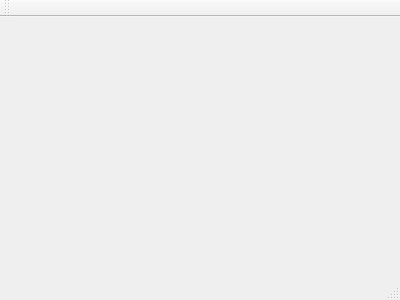
Old version of the form mainwindow.ui in the repository ECruz25/OS_Project_2.
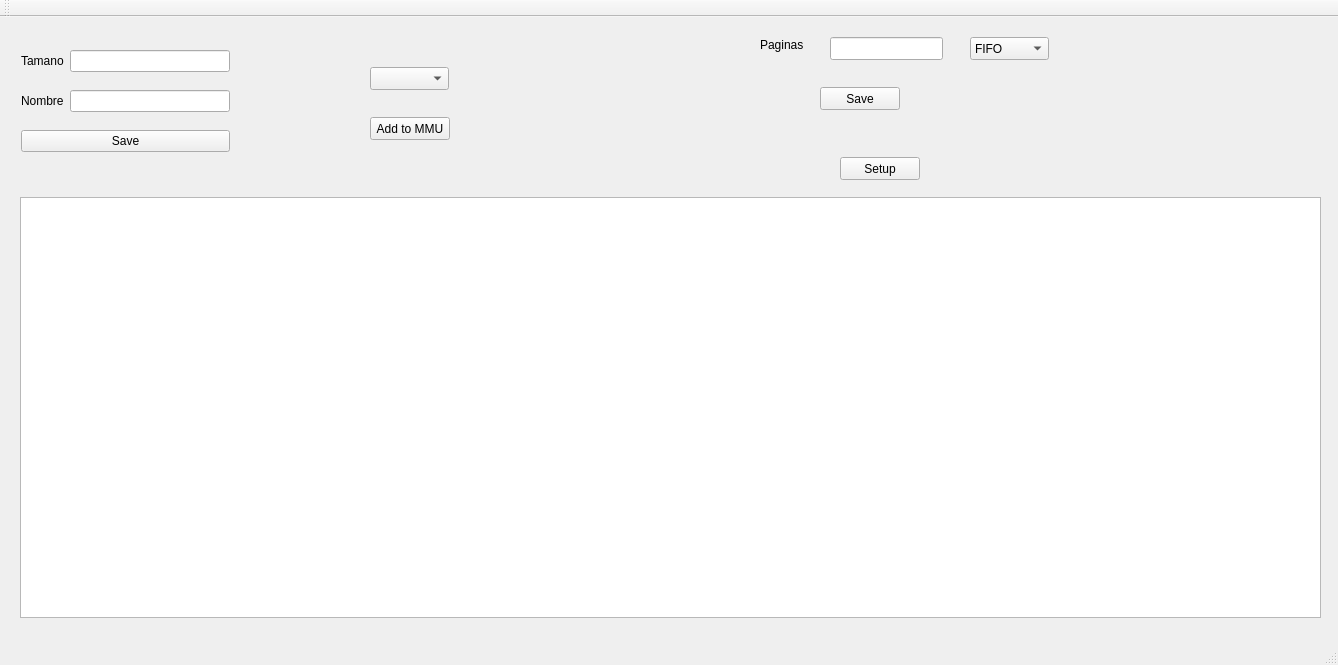
New version of the form.

```diff
--- a/mainwindow.ui
+++ b/mainwindow.ui
@@ -1,24 +1,204 @@
 <ui version="4.0">
  <class>MainWindow</class>
- <widget class="QMainWindow" name="MainWindow" >
-  <property name="geometry" >
+ <widget class="QMainWindow" name="MainWindow">
+  <property name="geometry">
    <rect>
     <x>0</x>
     <y>0</y>
-    <width>400</width>
-    <height>300</height>
+    <width>1338</width>
+    <height>665</height>
    </rect>
   </property>
   <property name="windowTitle" >
    <string>MainWindow</string>
   </property>
-  <widget class="QMenuBar" name="menuBar" />
-  <widget class="QToolBar" name="mainToolBar" />
-  <widget class="QWidget" name="centralWidget" />
-  <widget class="QStatusBar" name="statusBar" />
+  <widget class="QWidget" name="centralWidget">
+   <widget class="QWidget" name="verticalLayoutWidget">
+    <property name="geometry">
+     <rect>
+      <x>10</x>
+      <y>10</y>
+      <width>231</width>
+      <height>151</height>
+     </rect>
+    </property>
+    <layout class="QVBoxLayout" name="verticalLayout">
+     <item>
+      <layout class="QHBoxLayout" name="horizontalLayout">
+       <item>
+        <widget class="QLabel" name="program_size_label">
+         <property name="text">
+          <string>Tamano</string>
+         </property>
+        </widget>
+       </item>
+       <item>
+        <widget class="QLineEdit" name="program_size_edit"/>
+       </item>
+      </layout>
+     </item>
+     <item>
+      <layout class="QHBoxLayout" name="horizontalLayout_2">
+       <item>
+        <widget class="QLabel" name="program_name_label">
+         <property name="text">
+          <string>Nombre</string>
+         </property>
+        </widget>
+       </item>
+       <item>
+        <widget class="QLineEdit" name="program_name_edit"/>
+       </item>
+      </layout>
+     </item>
+     <item>
+      <widget class="QPushButton" name="save_program_button">
+       <property name="text">
+        <string>Save</string>
+       </property>
+      </widget>
+     </item>
+    </layout>
+   </widget>
+   <widget class="QTableWidget" name="tableWidget">
+    <property name="geometry">
+     <rect>
+      <x>20</x>
+      <y>180</y>
+      <width>1301</width>
+      <height>421</height>
+     </rect>
+    </property>
+   </widget>
+   <widget class="QLabel" name="label_2">
+    <property name="geometry">
+     <rect>
+      <x>760</x>
+      <y>20</y>
+      <width>59</width>
+      <height>15</height>
+     </rect>
+    </property>
+    <property name="text">
+     <string>Paginas</string>
+    </property>
+   </widget>
+   <widget class="QLineEdit" name="page_amount_edit">
+    <property name="geometry">
+     <rect>
+      <x>830</x>
+      <y>20</y>
+      <width>113</width>
+      <height>23</height>
+     </rect>
+    </property>
+   </widget>
+   <widget class="QPushButton" name="page_amount_save_btn">
+    <property name="geometry">
+     <rect>
+      <x>820</x>
+      <y>70</y>
+      <width>80</width>
+      <height>23</height>
+     </rect>
+    </property>
+    <property name="text">
+     <string>Save</string>
+    </property>
+   </widget>
+   <widget class="QPushButton" name="setup_btn">
+    <property name="geometry">
+     <rect>
+      <x>840</x>
+      <y>140</y>
+      <width>80</width>
+      <height>23</height>
+     </rect>
+    </property>
+    <property name="text">
+     <string>Setup</string>
+    </property>
+   </widget>
+   <widget class="QComboBox" name="program_combo_box">
+    <property name="geometry">
+     <rect>
+      <x>370</x>
+      <y>50</y>
+      <width>79</width>
+      <height>23</height>
+     </rect>
+    </property>
+   </widget>
+   <widget class="QPushButton" name="add_to_exec_btn">
+    <property name="geometry">
+     <rect>
+      <x>370</x>
+      <y>100</y>
+      <width>80</width>
+      <height>23</height>
+     </rect>
+    </property>
+    <property name="text">
+     <string>Add to MMU</string>
+    </property>
+   </widget>
+   <widget class="QComboBox" name="comboBox">
+    <property name="geometry">
+     <rect>
+      <x>970</x>
+      <y>20</y>
+      <width>79</width>
+      <height>23</height>
+     </rect>
+    </property>
+    <item>
+     <property name="text">
+      <string>FIFO</string>
+     </property>
+    </item>
+    <item>
+     <property name="text">
+      <string>2da Oportunidad</string>
+     </property>
+    </item>
+    <item>
+     <property name="text">
+      <string>LRU</string>
+     </property>
+    </item>
+    <item>
+     <property name="text">
+      <string>NRU</string>
+     </property>
+    </item>
+    <item>
+     <property name="text">
+      <string>Optimo</string>
+     </property>
+    </item>
+   </widget>
+  </widget>
+  <widget class="QMenuBar" name="menuBar">
+   <property name="geometry">
+    <rect>
+     <x>0</x>
+     <y>0</y>
+     <width>1338</width>
+     <height>20</height>
+    </rect>
+   </property>
+  </widget>
+  <widget class="QToolBar" name="mainToolBar">
+   <attribute name="toolBarArea">
+    <enum>TopToolBarArea</enum>
+   </attribute>
+   <attribute name="toolBarBreak">
+    <bool>false</bool>
+   </attribute>
+  </widget>
+  <widget class="QStatusBar" name="statusBar"/>
  </widget>
- <layoutDefault spacing="6" margin="11" />
- <pixmapfunction></pixmapfunction>
+ <layoutdefault spacing="6" margin="11"/>
  <resources/>
  <connections/>
 </ui>
```
Left out of the diff: 3 changed lines with no effect on the pictures.
